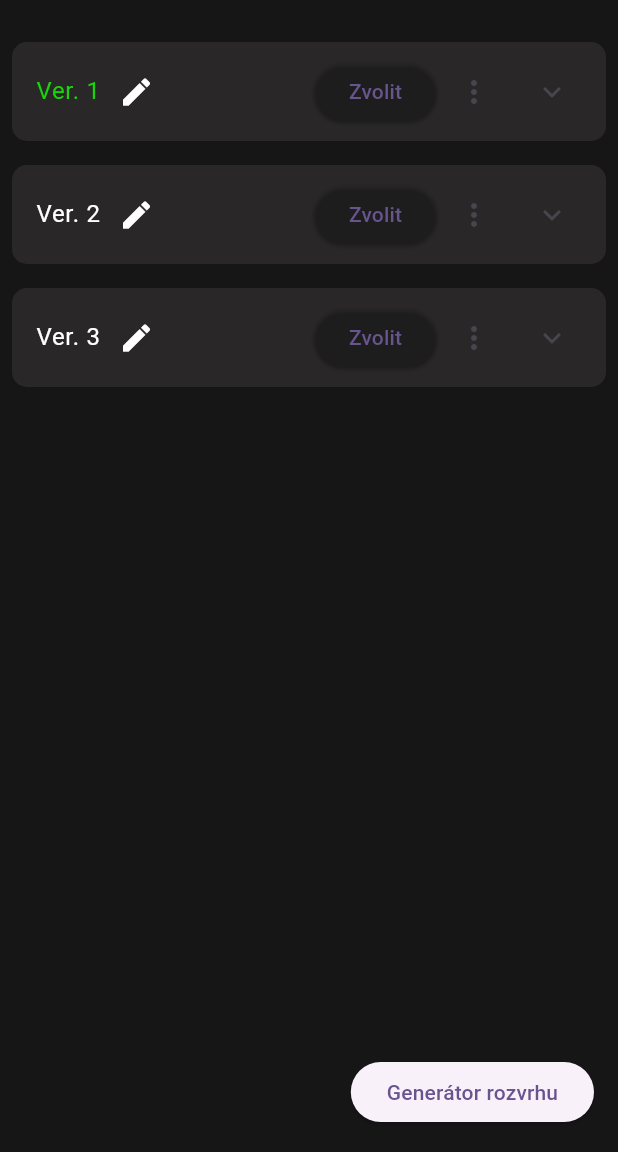
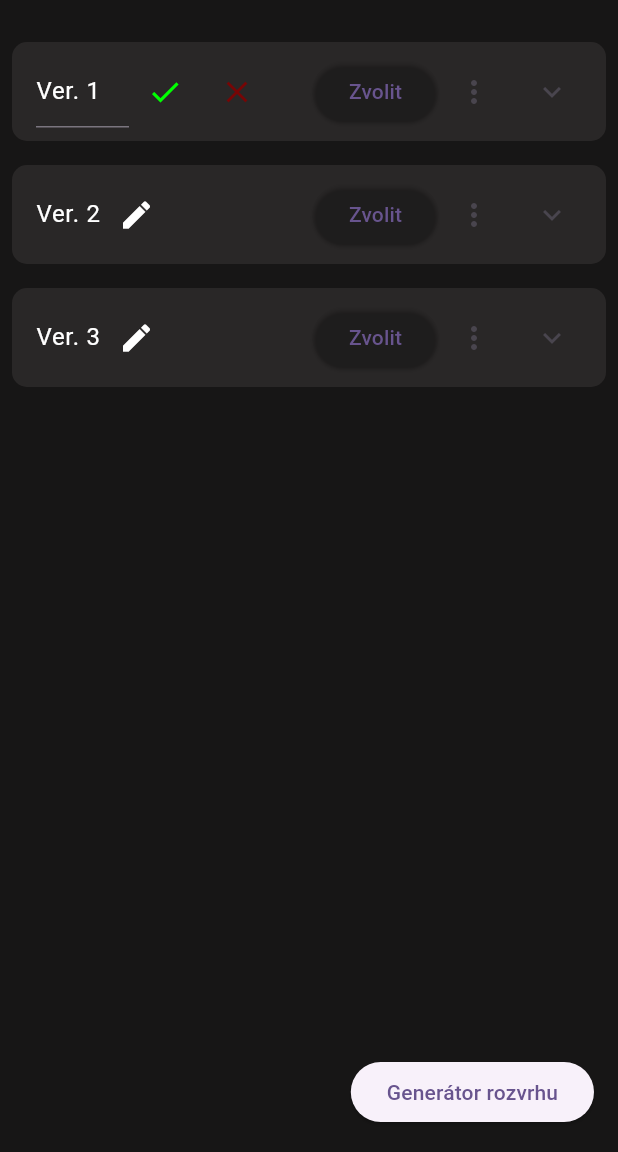
Before and after one commit to FIT-schedule-maker-plus/FIT-schedule-maker-plus, a Flutter app: the screen it shows after launch, tab 3 chosen, after a tap on the "edit" icon, on a phone screen of 412 x 824 dp, the part 84-1236 px from its top. Run offline on Flutter 3.47's test engine with Material 3 defaults, Android fonts, the phone set to English and light mode, and no system bars; missing offline and left inert: chaleno.

Commit message:
Add variant name changing

```diff
--- a/src/lib/viewmodels/timetable.dart
+++ b/src/lib/viewmodels/timetable.dart
@@ -9,9 +9,37 @@ class TimetableViewModel extends ChangeNotifier {
   final List<Timetable> timetables;
   int active;
 
+  final Map<int, String> _isEditing = {};
+
+  Timetable get currentTimetable => timetables[active];
+
   TimetableViewModel({required this.timetables, this.active = 0}) {
     if (timetables.isEmpty) {
       timetables.add(Timetable(name: "default", selected: {}));
+    }
+  }
+
+  bool isEditingName({required int index}) {
+    return _isEditing.containsKey(index);
+  }
+
+  void saveEditingName(int index) {
+    timetables[index].name = _isEditing[index]!;
+    _isEditing.remove(index);
+    notifyListeners();
+  }
+
+  void updateEditingName(int index, String text) {
+    _isEditing[index] = text;
+  }
+
+  void setEditingName({required int index, required bool value}) {
+    if (value) {
+      _isEditing[index] = timetables[index].name;
+      notifyListeners();
+    } else if (_isEditing.containsKey(index)) {
+      _isEditing.remove(index);
+      notifyListeners();
     }
   }
 
--- a/src/lib/views/timetable_variants.dart
+++ b/src/lib/views/timetable_variants.dart
@@ -9,6 +9,8 @@ class VariantWidget extends StatelessWidget {
   final Color foreground;
   final Color background;
   final Color foreground2;
+  final Color colClose;
+  final Color colConfirm;
   final int index;
 
   const VariantWidget({
@@ -17,6 +19,8 @@ class VariantWidget extends StatelessWidget {
     this.background = const Color(0xff292727),
     this.foreground = const Color(0xff1BD30B),
     this.foreground2 = Colors.white,
+    this.colClose = const Color(0xff770505),
+    this.colConfirm = const Color(0xff00ff00),
   });
 
   @override
@@ -88,11 +92,22 @@ class VariantWidget extends StatelessWidget {
     );
   }
 
-  Row buildVariantName() {
-    return Row(
+  Widget buildVariantName() {
+    return Consumer<TimetableViewModel>(
+      builder: (ctx, vm, _) => Row(
         children: [
-        Consumer<TimetableViewModel>(
-          builder: (ctx, vm, _) => Text(
+          if (vm.isEditingName(index: index))
+            Expanded(
+              child: TextField(
+                  controller: TextEditingController()
+                    ..text = vm.timetables[index].name,
+                  onChanged: (newText) {
+                    vm.updateEditingName(index, newText);
+                  },
+                  style: const TextStyle(color: Color(0xffffffff))),
+            ),
+          if (!vm.isEditingName(index: index))
+            Text(
               vm.timetables[index].name,
               style: TextStyle(
                 fontSize: 16,
@@ -101,13 +116,32 @@ class VariantWidget extends StatelessWidget {
                     : const Color.fromARGB(255, 255, 255, 255),
               ),
             ),
+          if (vm.isEditingName(index: index))
+            Row(
+              children: [
+                IconButton(
+                  onPressed: () => vm.saveEditingName(index),
+                  icon: const Icon(Icons.check),
+                  color: colConfirm,
                 ),
                 IconButton(
-          onPressed: () {},
+                  onPressed: () =>
+                      vm.setEditingName(index: index, value: false),
+                  icon: const Icon(Icons.close),
+                  color: colClose,
+                ),
+              ],
+            ),
+          if (!vm.isEditingName(index: index))
+            IconButton(
+              onPressed: () {
+                vm.setEditingName(index: index, value: true);
+              },
               icon: const Icon(Icons.edit),
               color: foreground2,
             ),
         ],
+      ),
     );
   }
 }
```
Lines whose indentation alone changed are shown as unchanged.
